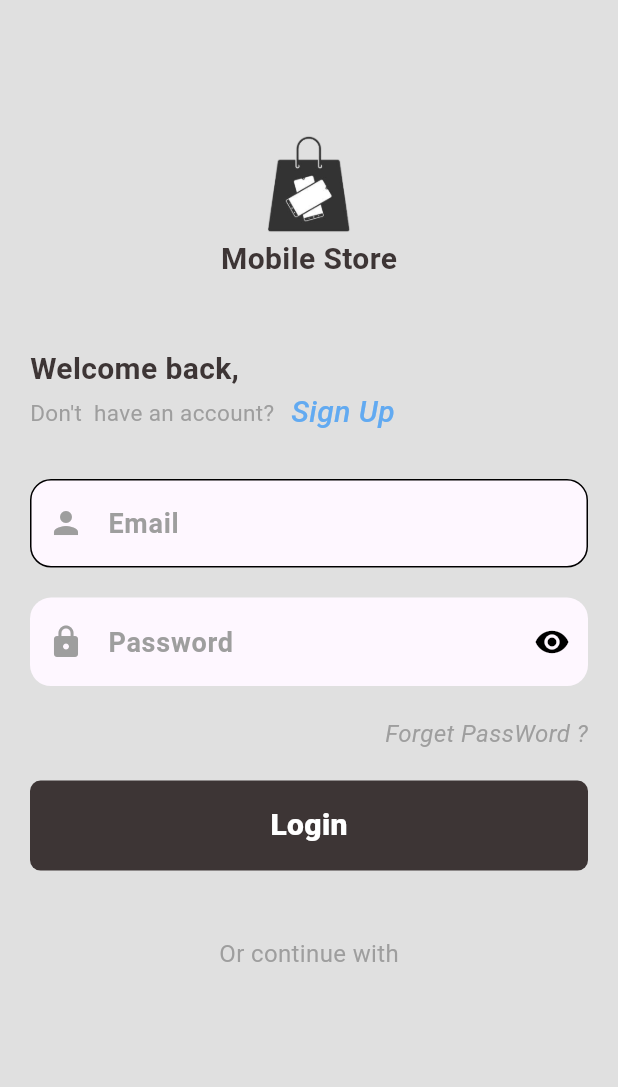
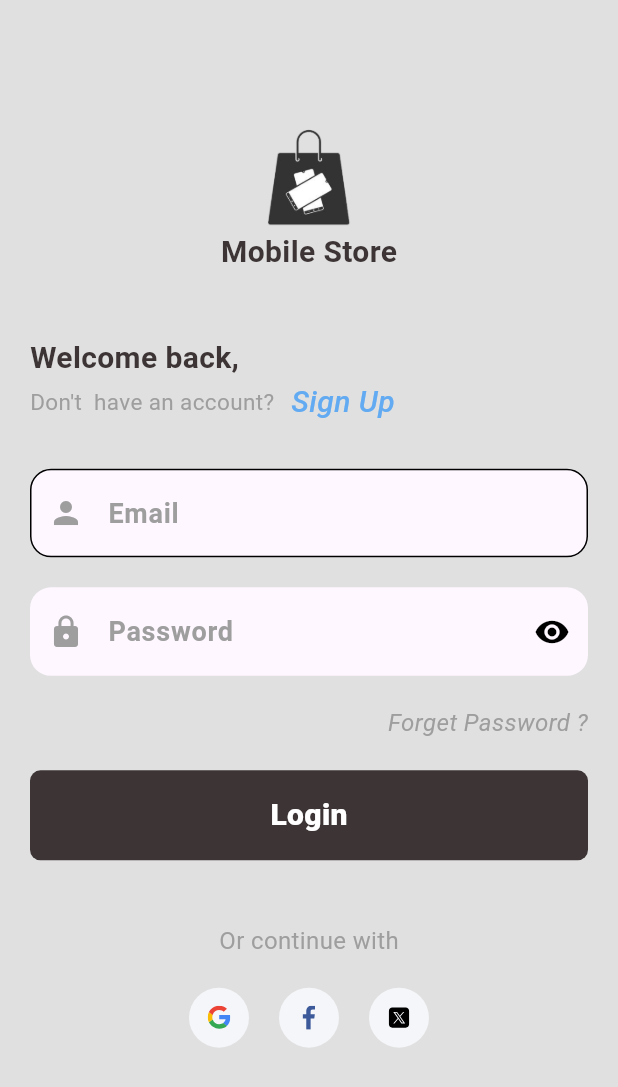
Before and after one commit to elref7i/MobileStore, a Flutter app: the Login screen opened by its route, on a phone screen of 412 x 824 dp. Shown: the top 1087 px of the screen. Run offline on Flutter 3.47's test engine with Material 3 defaults, Android fonts, the phone set to English and light mode, and no system bars; our stand-ins replace badges, bloc, carousel_slider, device_preview, firebase_core, firebase_crashlytics and 7 more; accounts and stored records are empty.

Commit message:
social_media

```diff
--- a/lib/auth/login/view/components/login_body.dart
+++ b/lib/auth/login/view/components/login_body.dart
@@ -1,15 +1,36 @@
 import 'package:flutter/cupertino.dart';
 import 'package:flutter/material.dart';
 import 'package:flutter_bloc/flutter_bloc.dart';
+import 'package:mobile_app/core/overlay/overlay.dart';
 import 'package:mobile_app/core/utils/Validation.dart';
 import 'package:mobile_app/auth/login/controller/cubit/login_cubit.dart';
 import 'package:mobile_app/utils/colors/custom_button.dart';
 import 'package:mobile_app/utils/colors/custome_text_field.dart';
 import 'package:mobile_app/utils/colors/my_text_field.dart';
-//test
+import 'package:mobile_app/utils/social_card.dart';
 
 class LoginBody extends StatelessWidget {
-  const LoginBody({super.key});
+  const LoginBody({Key? key});
+  void _showSocialLoginOverlay(BuildContext context) {
+    showModalBottomSheet(
+      context: context,
+      isScrollControlled: true,
+      backgroundColor: Colors.transparent,
+      builder: (context) => DraggableScrollableSheet(
+        initialChildSize: 0.6,
+        minChildSize: 0.4,
+        maxChildSize: 0.9,
+        builder: (_, controller) => Container(
+          decoration: BoxDecoration(
+            color: Colors.white,
+            borderRadius: BorderRadius.vertical(top: Radius.circular(20)),
+          ),
+          child: SocialLoginOverlay(),
+        ),
+      ),
+    );
+  }
+
   @override
   Widget build(BuildContext context) {
     return BlocProvider(
@@ -22,7 +43,8 @@ class LoginBody extends StatelessWidget {
               padding: const EdgeInsets.symmetric(horizontal: 20),
               child: Form(
                 key: controller.formKey,
-                child: Column(children: [
+                child: Column(
+                  children: [
                     const Spacer(
                       flex: 2,
                     ),
@@ -108,7 +130,7 @@ class LoginBody extends StatelessWidget {
                             Navigator.of(context).pushNamed('confirm');
                           },
                           child: const Text(
-                          'Forget PassWord ?',
+                            'Forget Password ?',
                             style: TextStyle(
                               color: Colors.grey,
                               fontSize: 16,
@@ -135,10 +157,31 @@ class LoginBody extends StatelessWidget {
                         fontSize: 16,
                       ),
                     ),
+                    const SizedBox(
+                      height: 20,
+                    ),
+                    Row(
+                      mainAxisAlignment: MainAxisAlignment.center,
+                      children: [
+                        SocalCard(
+                          icon: "assets/icons/google.svg",
+                          press: () => _showSocialLoginOverlay(context),
+                        ),
+                        SocalCard(
+                          icon: "assets/icons/facebook.svg",
+                          press: () => _showSocialLoginOverlay(context),
+                        ),
+                        SocalCard(
+                          icon: "assets/icons/icons8-x.svg",
+                          press: () => _showSocialLoginOverlay(context),
+                        ),
+                      ],
+                    ),
                     const Spacer(
-                    flex: 4,
+                      flex: 3,
                     ),
-                ]),
+                  ],
+                ),
               ),
             ),
           );
--- /dev/null
+++ b/lib/utils/social_card.dart
@@ -0,0 +1,31 @@
+import 'package:flutter/material.dart';
+import 'package:flutter_svg/flutter_svg.dart';
+
+class SocalCard extends StatelessWidget {
+  const SocalCard({
+    Key? key,
+    this.icon,
+    this.press,
+  }) : super(key: key);
+
+  final String? icon;
+  final Function? press;
+
+  @override
+  Widget build(BuildContext context) {
+    return GestureDetector(
+      onTap: press as void Function()?,
+      child: Container(
+        margin: const EdgeInsets.symmetric(horizontal: 10),
+        padding: const EdgeInsets.all(12),
+        height: 40,
+        width: 40,
+        decoration: const BoxDecoration(
+          color: Color(0xFFF5F6F9),
+          shape: BoxShape.circle,
+        ),
+        child: SvgPicture.asset(icon!),
+      ),
+    );
+  }
+}
```
Also changed, not shown: lib/core/overlay/overlay.dart (added, +71 -0 lines), assets/icons/icons8-x.png (added), assets/icons/icons8-x.svg (added), lib/utils/colors/custome_text_field.dart (line endings or trailing spaces). Lines whose indentation alone changed are shown as unchanged.
